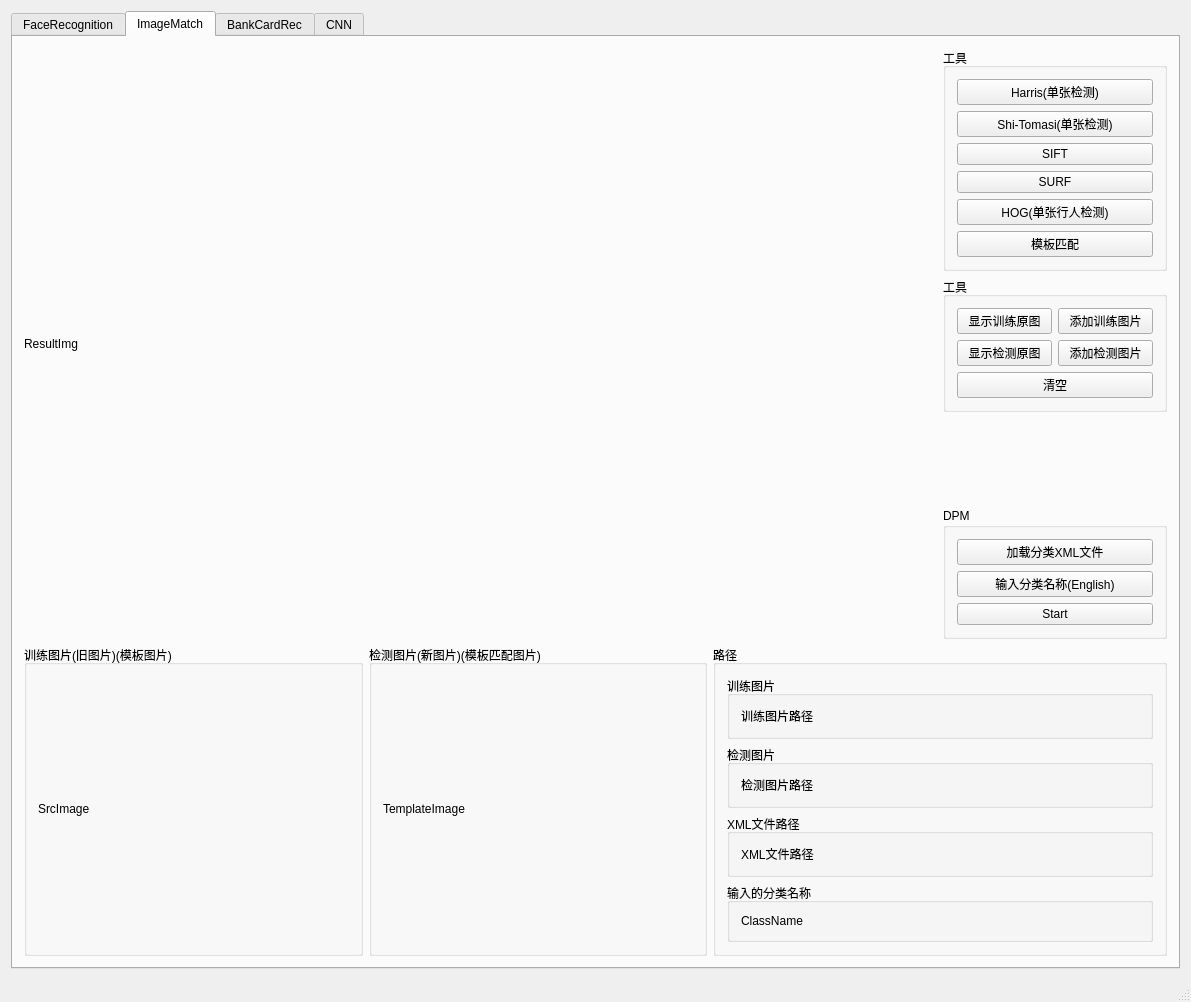
This is Qt5openCV3DIPExtension/MainWindow.ui in Mrsherlock1996/Qt5openCV3DIPExtension as Qt 5 draws it before an edit. The edited form follows.
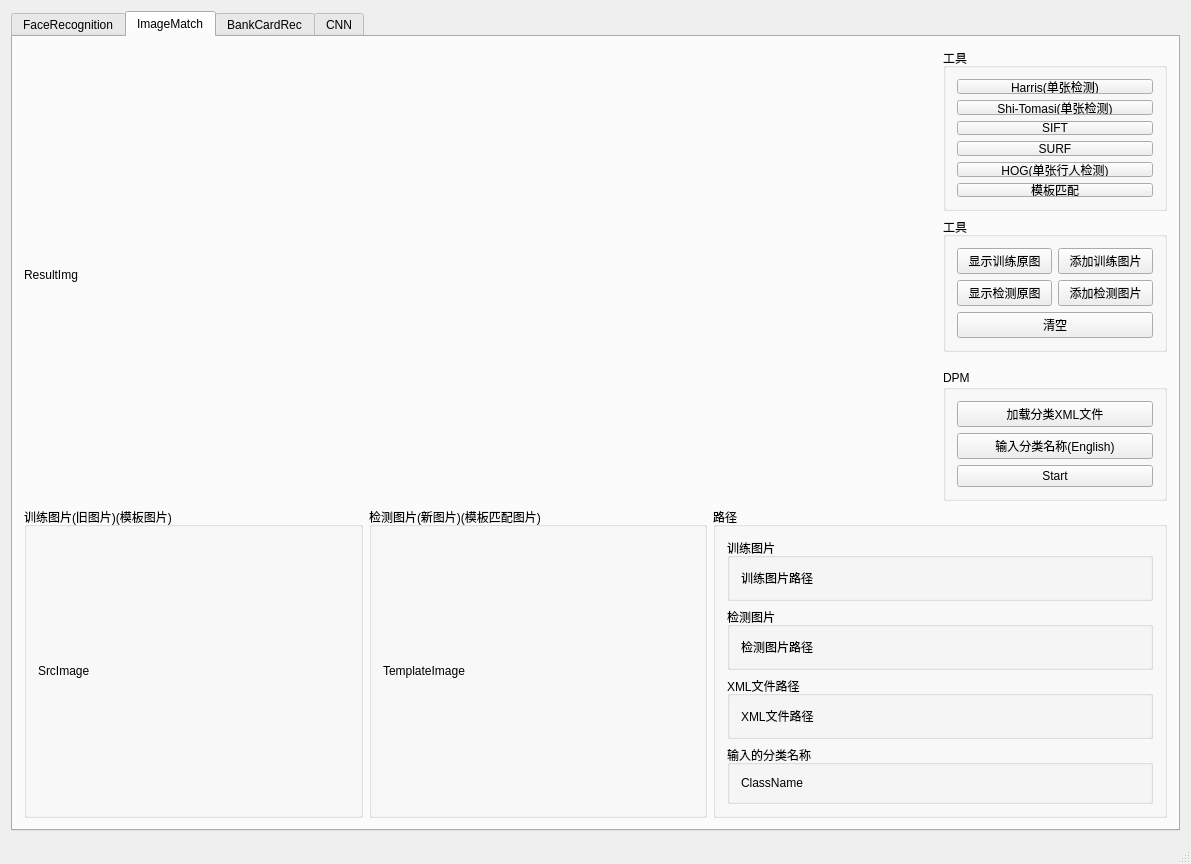
This is the edited form. The open tabs and pages were chosen to show the change.

Commit message: 调整窗口初始化大小

```diff
--- a/Qt5openCV3DIPExtension/MainWindow.ui
+++ b/Qt5openCV3DIPExtension/MainWindow.ui
@@ -17,6 +17,15 @@
    <layout class="QGridLayout" name="gridLayout">
     <item row="0" column="0">
      <widget class="QTabWidget" name="tabWidget">
+      <property name="minimumSize">
+       <size>
+        <width>0</width>
+        <height>820</height>
+       </size>
+      </property>
+      <property name="styleSheet">
+       <string notr="true"/>
+      </property>
       <property name="currentIndex">
        <number>3</number>
       </property>
```
Left out of the diff: 2 changed lines with no effect on the pictures. The commit also changes 1 other file.
